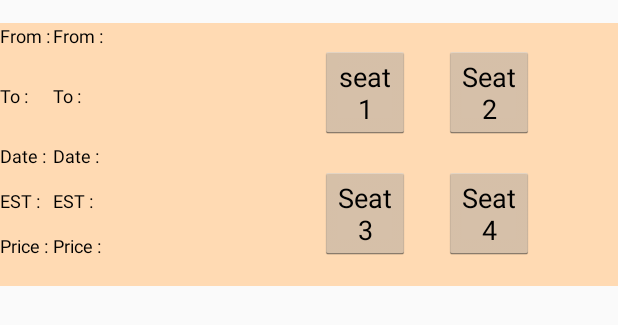
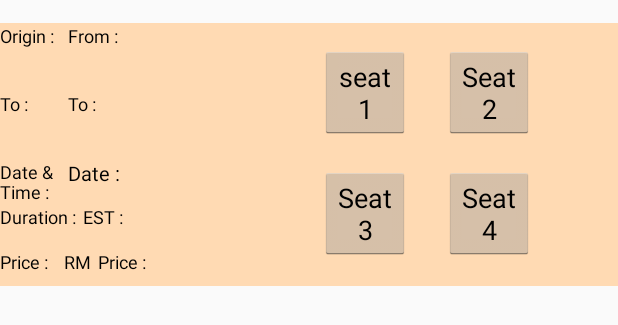
Before and after one commit to mrkoppy/MyAppFYP2, an Android app: the layout my_rider_booking.xml on its own in the app's theme, with its tools: preview values and no code run, on a phone screen of 412 x 824 dp. Shown: the top 325 px of the screen. Run offline under Robolectric (Android 15) with nearby library versions, the light colour scheme and no system bars.

Commit message:
- minor changed for available trip layout

```diff
--- a/app/src/main/java/com/example/mrkoppy/myappfyp/BgWorker_availableride.java
+++ b/app/src/main/java/com/example/mrkoppy/myappfyp/BgWorker_availableride.java
@@ -37,9 +37,9 @@ public class BgWorker_availableride extends AsyncTask<Void,Post_availabletrip,Vo
     }
 
     /*hostel*/
-    /*String fetching_json_data = "http://192.168.0.103/get_availableride.php";*/
+    String fetching_json_data = "http://192.168.0.103/get_availableride.php";
     /*Uni*/
-    String fetching_json_data = "http://192.168.43.41/get_availableride.php";
+    /*String fetching_json_data = "http://192.168.43.41/get_availableride.php";*/
 
     @Override
     protected Void doInBackground(Void... voids) {
@@ -68,7 +68,7 @@ public class BgWorker_availableride extends AsyncTask<Void,Post_availabletrip,Vo
                 count++;
                 Post_availabletrip post_availabletrip = new Post_availabletrip(jsonObject1.getString("Start_name"),
                         jsonObject1.getString("End_name"),jsonObject1.getString("DateNTime"),
-                        jsonObject1.getString("Seats_left"),jsonObject1.getString("Price"));
+                        jsonObject1.getString("Duration"),jsonObject1.getString("Price"));
                 publishProgress(post_availabletrip);
             }
 
--- a/app/src/main/java/com/example/mrkoppy/myappfyp/my_available_trip_insidedata.java
+++ b/app/src/main/java/com/example/mrkoppy/myappfyp/my_available_trip_insidedata.java
@@ -22,7 +22,7 @@ public class my_available_trip_insidedata extends AppCompatActivity {
     }
 
     public void btn_back(View view){
-        Intent intent = new Intent(this, trip.class);
+        Intent intent = new Intent(this, myrider.class);
         startActivity(intent);
     }
 }
--- a/app/src/main/res/layout/my_rider_booking.xml
+++ b/app/src/main/res/layout/my_rider_booking.xml
@@ -1,8 +1,6 @@
 <?xml version="1.0" encoding="utf-8"?>
 
 <LinearLayout xmlns:android="http://schemas.android.com/apk/res/android"
-    xmlns:app="http://schemas.android.com/apk/res-auto"
-    xmlns:tools="http://schemas.android.com/tools"
     android:layout_width="match_parent"
     android:layout_height="175dp"
     android:layout_marginTop="15dp"
@@ -17,13 +15,13 @@
 
         <RelativeLayout
             android:id="@+id/tvFrom1"
-            android:layout_width="35dp"
-            android:layout_height="40dp">
+            android:layout_width="45dp"
+            android:layout_height="45dp">
 
             <TextView
                 android:layout_width="wrap_content"
                 android:layout_height="wrap_content"
-                android:text="From : "
+                android:text="Origin : "
                 android:textSize="12sp"
                 android:textColor="#000"/>
 
@@ -32,7 +30,7 @@
         <RelativeLayout
             android:id="@+id/from1"
             android:layout_width="155dp"
-            android:layout_height="40dp"
+            android:layout_height="45dp"
             android:layout_alignParentTop="true"
             android:layout_toRightOf="@+id/tvFrom1"
             android:layout_toEndOf="@+id/tvFrom1">
@@ -51,8 +49,8 @@
 
         <RelativeLayout
             android:id="@+id/tvTo1"
-            android:layout_width="35dp"
-            android:layout_height="40dp"
+            android:layout_width="45dp"
+            android:layout_height="45dp"
             android:layout_below="@+id/tvFrom1">
 
             <TextView
@@ -67,7 +65,7 @@
         <RelativeLayout
             android:id="@+id/to1"
             android:layout_width="155dp"
-            android:layout_height="40dp"
+            android:layout_height="45dp"
             android:layout_below="@+id/from1"
             android:layout_toEndOf="@+id/tvTo1"
             android:layout_toRightOf="@+id/tvTo1">
@@ -85,16 +83,26 @@
 
         <RelativeLayout
             android:id="@+id/tvDate1"
-            android:layout_width="35dp"
+            android:layout_width="45dp"
             android:layout_height="30dp"
             android:layout_below="@+id/tvTo1">
 
             <TextView
+                android:id="@+id/textdate"
                 android:layout_width="wrap_content"
                 android:layout_height="wrap_content"
-                android:text="Date : "
-                android:textSize="12sp"
-                android:textColor="#000"/>
+                android:text="@string/date_rider_booking"
+                android:textColor="#000"
+                android:textSize="12sp" />
+
+            <TextView
+                android:layout_width="wrap_content"
+                android:layout_height="wrap_content"
+                android:layout_alignParentBottom="true"
+                android:layout_alignParentStart="true"
+                android:text="Time : "
+                android:textColor="#000"
+                android:textSize="12sp" />
 
         </RelativeLayout>
 
@@ -111,20 +119,20 @@
                 android:layout_height="wrap_content"
                 android:text="@string/date"
                 android:textColor="#000"
-                android:textSize="12sp" />
+                android:textSize="13sp" />
 
         </RelativeLayout>
 
         <RelativeLayout
             android:id="@+id/tvEST1"
-            android:layout_width="35dp"
+            android:layout_width="55dp"
             android:layout_height="30dp"
             android:layout_below="@+id/tvDate1">
 
             <TextView
                 android:layout_width="wrap_content"
                 android:layout_height="wrap_content"
-                android:text="EST : "
+                android:text="Duration :"
                 android:textSize="12sp"
                 android:textColor="#000"/>
 
@@ -149,8 +157,8 @@
 
         <RelativeLayout
             android:id="@+id/tvPrice1"
-            android:layout_width="35dp"
-            android:layout_height="30dp"
+            android:layout_width="40dp"
+            android:layout_height="25dp"
             android:layout_below="@+id/tvEST1">
 
             <TextView
@@ -164,19 +172,30 @@
 
         <RelativeLayout
             android:layout_width="155dp"
-            android:layout_height="30dp"
+            android:layout_height="25dp"
             android:layout_below="@id/EST1"
             android:layout_toRightOf="@+id/tvPrice1">
+
+            <TextView
+                android:id="@+id/inRM"
+                android:layout_width="25dp"
+                android:layout_height="wrap_content"
+                android:textSize="12sp"
+                android:text="RM "
+                android:textColor="#000"
+                android:gravity="center"/>
+
 
             <TextView
                 android:id="@+id/tv_availableRidePrice"
                 android:layout_width="wrap_content"
                 android:layout_height="wrap_content"
-                android:layout_alignParentBottom="true"
-                android:layout_marginBottom="15dp"
+                android:layout_alignParentTop="true"
+                android:layout_toEndOf="@+id/inRM"
                 android:text="Price : "
                 android:textColor="#000"
-                android:textSize="12sp" />
+                android:textSize="12sp"
+                android:layout_toRightOf="@+id/inRM" />
 
         </RelativeLayout>
 
--- a/app/src/main/res/values/strings.xml
+++ b/app/src/main/res/values/strings.xml
@@ -79,4 +79,7 @@
     <string name="date">Date :</string>
     <string name="est">EST :</string>
 
+    <!--my rider_booking xml-->
+    <string name="date_rider_booking"><![CDATA[Date &]]></string>
+
 </resources>
```
Also changed, not shown: app/src/main/java/com/example/mrkoppy/myappfyp/BackgroundWorker.java (+7 -5 lines), app/src/main/java/com/example/mrkoppy/myappfyp/Driver_CrRoute.java (+8 -42 lines), app/src/main/java/com/example/mrkoppy/myappfyp/ratings_comment.java (added, +13 -0 lines), app/src/main/res/layout/activity_driver__cr_route.xml (+7 -4 lines), app/src/main/res/layout/activity_ratings_comment.xml (added, +33 -0 lines).
